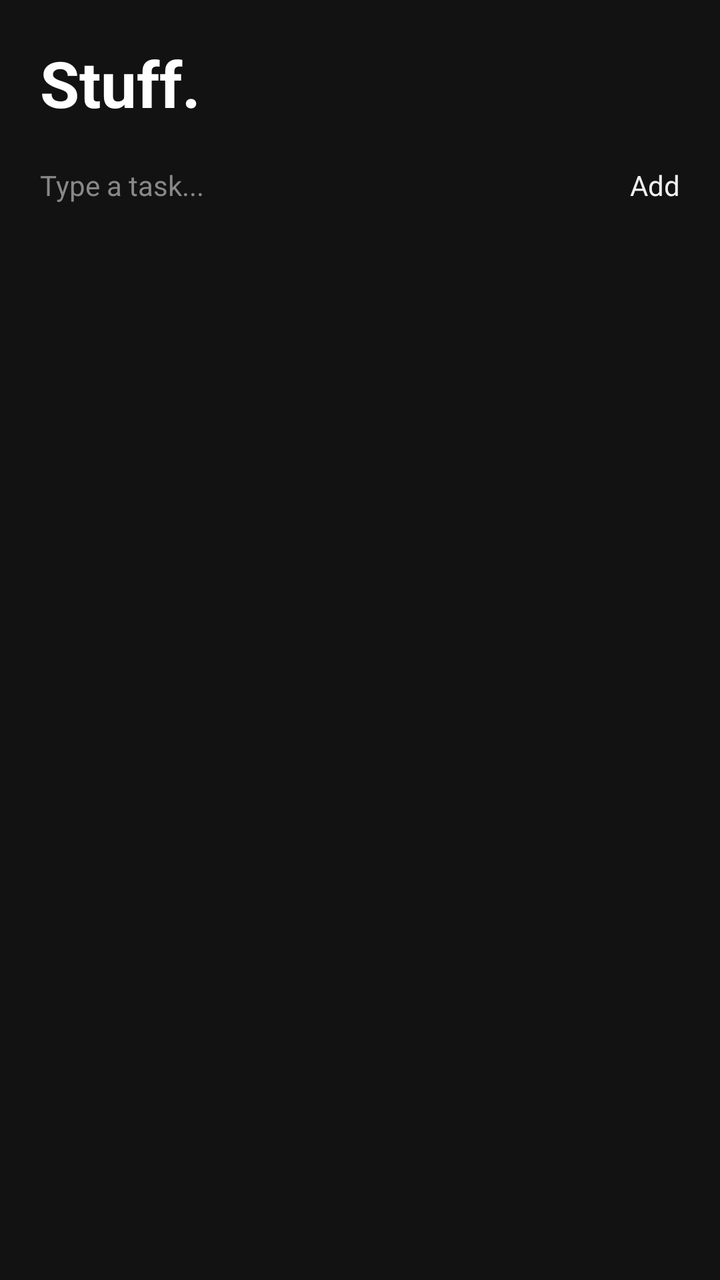
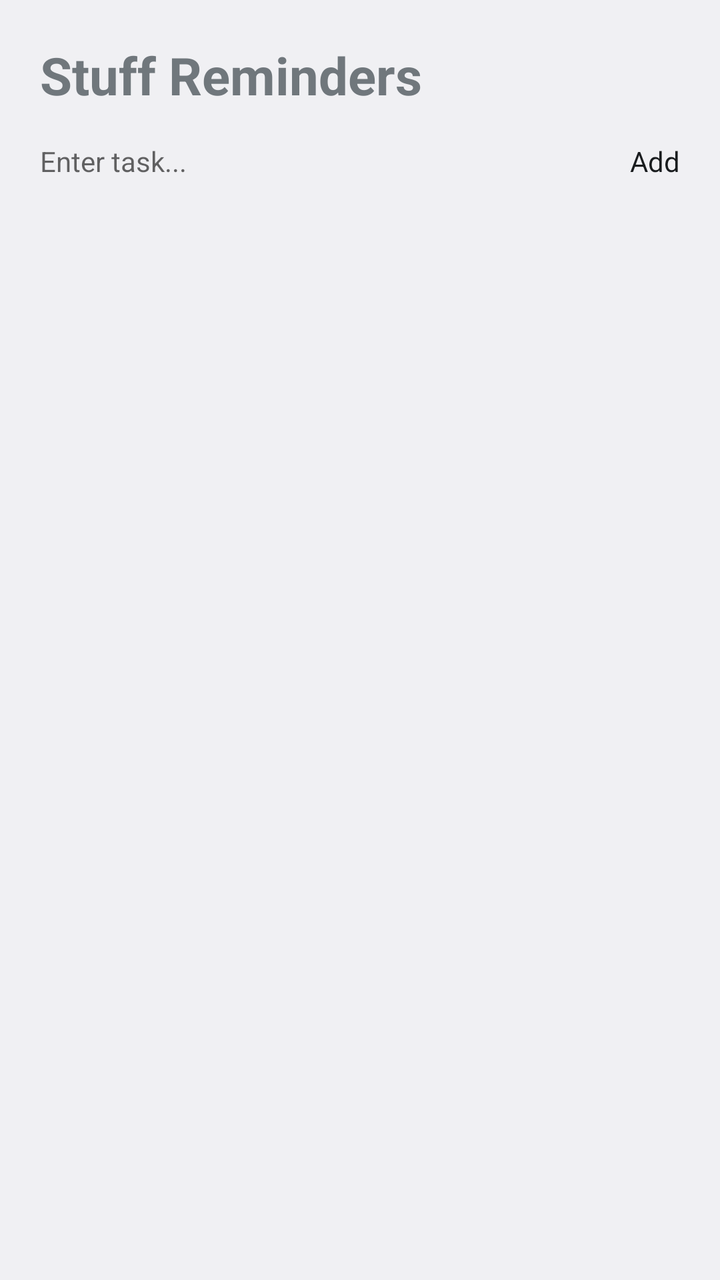

Two renders of the same Android screen: before a commit and after it. Below are the layout's source before the change and the commit's diff.
<!-- AndroidManifest.xml: application theme android:Theme.DeviceDefault.NoActionBar -->
<!-- res/layout/activity_main.xml -->
<?xml version="1.0" encoding="utf-8"?>
<LinearLayout xmlns:android="http://schemas.android.com/apk/res/android"
    android:layout_width="match_parent"
    android:layout_height="match_parent"
    android:background="#121212"
    android:orientation="vertical"
    android:padding="20dp">

    <TextView
        android:layout_width="wrap_content"
        android:layout_height="wrap_content"
        android:text="Stuff."
        android:textColor="#FFFFFF"
        android:textSize="32sp"
        android:textStyle="bold"
        android:layout_marginBottom="20dp"/>

    <LinearLayout
        android:layout_width="match_parent"
        android:layout_height="wrap_content"
        android:orientation="horizontal"
        android:layout_marginBottom="16dp">

        <EditText
            android:id="@+id/etTask"
            android:layout_width="0dp"
            android:layout_height="wrap_content"
            android:layout_weight="1"
            android:hint="Type a task..."
            android:textColorHint="#888888"
            android:textColor="#FFFFFF"/>

        <Button
            android:id="@+id/btnAddTask"
            android:layout_width="wrap_content"
            android:layout_height="wrap_content"
            android:text="Add"/>
    </LinearLayout>

    <ListView
        android:id="@+id/lvTasks"
        android:layout_width="match_parent"
        android:layout_height="match_parent"/>
</LinearLayout>
<!-- resources referenced by this layout -->
<resources>

</resources>

<!-- the commit's change to res/layout/activity_main.xml (unified diff, before → after) -->
@@ -2,33 +2,28 @@
 <LinearLayout xmlns:android="http://schemas.android.com/apk/res/android"
     android:layout_width="match_parent"
     android:layout_height="match_parent"
-    android:background="#121212"
     android:orientation="vertical"
     android:padding="20dp">
 
     <TextView
         android:layout_width="wrap_content"
         android:layout_height="wrap_content"
-        android:text="Stuff."
-        android:textColor="#FFFFFF"
-        android:textSize="32sp"
+        android:text="Stuff Reminders"
+        android:textSize="26sp"
         android:textStyle="bold"
-        android:layout_marginBottom="20dp"/>
+        android:layout_marginBottom="16dp"/>
 
     <LinearLayout
         android:layout_width="match_parent"
         android:layout_height="wrap_content"
-        android:orientation="horizontal"
-        android:layout_marginBottom="16dp">
+        android:orientation="horizontal">
 
         <EditText
             android:id="@+id/etTask"
             android:layout_width="0dp"
             android:layout_height="wrap_content"
             android:layout_weight="1"
-            android:hint="Type a task..."
-            android:textColorHint="#888888"
-            android:textColor="#FFFFFF"/>
+            android:hint="Enter task..."/>
 
         <Button
             android:id="@+id/btnAddTask"
@@ -40,5 +35,6 @@
     <ListView
         android:id="@+id/lvTasks"
         android:layout_width="match_parent"
-        android:layout_height="match_parent"/>
+        android:layout_height="match_parent"
+        android:layout_marginTop="16dp"/>
 </LinearLayout>
